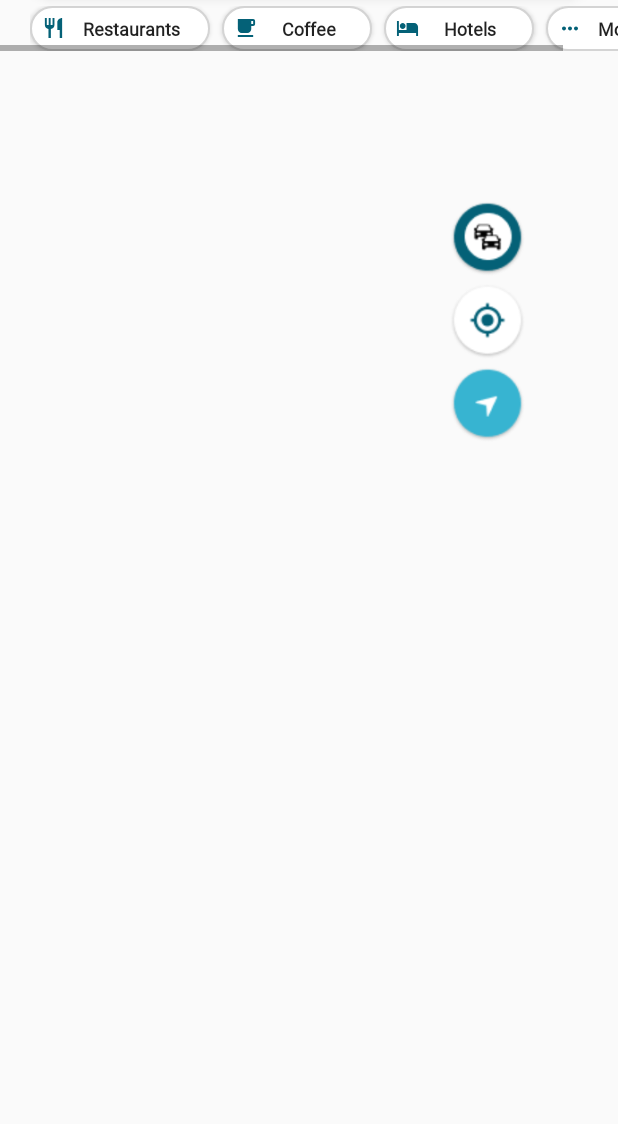
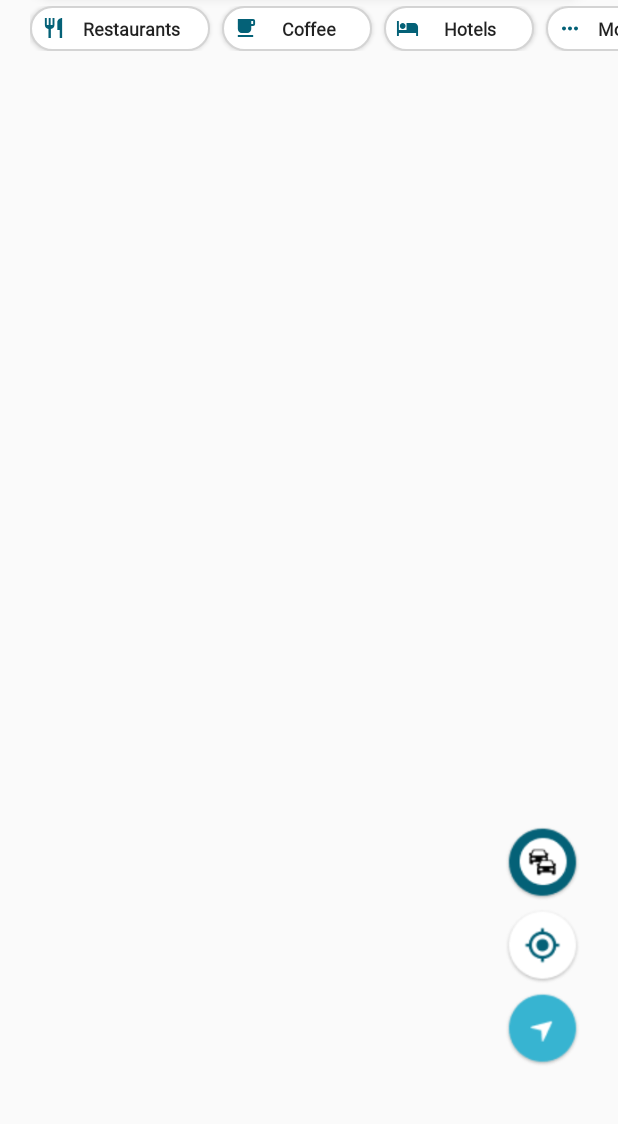
Before and after one commit to lykienminh/Mobile-VirtualDrivingAssistant, an Android app: the MapActivity screen opened directly, with no data from a screen before it, on a phone screen of 412 x 824 dp, the part 99-1223 px from its top. Run offline under Robolectric (Android 15) with nearby library versions, the phone set to English and light mode, and no system bars; our stand-ins replace RxJava; libraries missing offline, so code that uses them is left out: com.karumi.dexter; 1 statement that could not run was skipped.

Commit message:
update some ui

```diff
--- a/app/src/main/java/com/drivingassistant/ui/activities/MapActivity.java
+++ b/app/src/main/java/com/drivingassistant/ui/activities/MapActivity.java
@@ -1,9 +1,12 @@
 package com.drivingassistant.ui.activities;
 
 import android.Manifest;
+import android.app.Activity;
 import android.app.PendingIntent;
 import android.content.Intent;
+import android.content.SharedPreferences;
 import android.content.pm.PackageManager;
+import android.content.res.Configuration;
 import android.location.Address;
 import android.location.Geocoder;
 import android.location.Location;
@@ -74,6 +77,7 @@ import java.time.format.DateTimeFormatter;
 import java.util.Arrays;
 import java.util.HashMap;
 import java.util.List;
+import java.util.Locale;
 
 import io.reactivex.android.schedulers.AndroidSchedulers;
 import io.reactivex.disposables.CompositeDisposable;
@@ -105,6 +109,7 @@ public class MapActivity extends FragmentActivity implements OnMapReadyCallback,
     private static final DateTimeFormatter dtfDateTime = DateTimeFormatter.ofPattern("MM/dd/uuuu HH:mm:ss");
     @Override
     protected void onCreate(Bundle savedInstanceState) {
+        loadLocale();
         super.onCreate(savedInstanceState);
         setContentView(R.layout.activity_map);
         instance = this;
@@ -345,7 +350,7 @@ public class MapActivity extends FragmentActivity implements OnMapReadyCallback,
 
                             // Add marker on map
                             map.addMarker(options);
-                            map.getUiSettings().setZoomControlsEnabled(true);
+                            map.getUiSettings().setZoomControlsEnabled(false);
                             map.getUiSettings().setMyLocationButtonEnabled(true);
                         }
                     });
@@ -531,4 +536,21 @@ public class MapActivity extends FragmentActivity implements OnMapReadyCallback,
             }
         }
     }
+    private void setLocale(String lang) {
+        Locale locale = new Locale(lang);
+        Locale.setDefault(locale);
+        Configuration config = new Configuration();
+        config.locale = locale;
+        getBaseContext().getResources().updateConfiguration(config, getBaseContext().getResources().getDisplayMetrics());
+
+        SharedPreferences.Editor editor = getSharedPreferences("Settings", MODE_PRIVATE).edit();
+        editor.putString("MyLang", lang);
+        editor.apply();
+    }
+
+    public void loadLocale(){
+        SharedPreferences prefs = getSharedPreferences("Settings", Activity.MODE_PRIVATE);
+        String lang = prefs.getString("MyLang", "");
+        setLocale(lang);
+    }
 }
--- a/app/src/main/res/layout/activity_map.xml
+++ b/app/src/main/res/layout/activity_map.xml
@@ -19,22 +19,23 @@
             android:layout_height="match_parent" />
 
         <SearchView
+            android:id="@+id/sv_location"
             android:layout_width="match_parent"
             android:layout_height="wrap_content"
-            android:id="@+id/sv_location"
+            android:layout_margin="15dp"
+            android:background="@drawable/background_search_bar"
             android:elevation="5dp"
             android:fontFamily="@font/roboto"
+            android:iconifiedByDefault="false"
             android:queryHint="@string/search_view"
-            android:iconifiedByDefault="false"
-            android:textSize="15sp"
-            android:layout_margin="15dp"
-            android:background="@drawable/background_search_bar">
+            android:textSize="15sp">
         </SearchView>
 
         <HorizontalScrollView
             android:layout_width="wrap_content"
             android:layout_height="wrap_content"
-            android:fillViewport="true" >
+            android:fillViewport="true"
+            android:scrollbars="none">
 
             <LinearLayout
                 android:layout_width="wrap_content"
@@ -115,26 +116,34 @@
             </LinearLayout>
         </HorizontalScrollView>
 
+        <androidx.constraintlayout.widget.ConstraintLayout
+            android:layout_width="match_parent"
+            android:layout_height="match_parent">
+
             <LinearLayout
-            android:layout_width="match_parent"
+                android:layout_width="wrap_content"
                 android:layout_height="wrap_content"
-            android:layout_marginStart="300dp"
-            android:layout_marginTop="200dp"
-            android:orientation="vertical">
+                android:orientation="vertical"
+                app:layout_constraintBottom_toBottomOf="parent"
+                app:layout_constraintEnd_toEndOf="parent"
+                app:layout_constraintHorizontal_bias="0.93"
+                app:layout_constraintStart_toStartOf="parent"
+                app:layout_constraintTop_toTopOf="parent"
+                app:layout_constraintVertical_bias="0.93">
 
                 <ImageButton
                     android:id="@+id/btn_traffic_mode"
                     android:layout_width="50dp"
                     android:layout_height="50dp"
                     android:layout_marginBottom="5dp"
-                android:background="@drawable/btn_traffic_mode"/>
+                    android:background="@drawable/btn_traffic_mode" />
 
                 <ImageButton
                     android:id="@+id/btn_gps"
                     android:layout_width="50dp"
                     android:layout_height="50dp"
                     android:layout_marginBottom="5dp"
-                android:background="@drawable/btn_gps"/>
+                    android:background="@drawable/btn_gps" />
 
                 <ImageButton
                     android:id="@+id/btn_direction"
@@ -143,5 +152,8 @@
                     android:background="@drawable/btn_go" />
 
             </LinearLayout>
+
+        </androidx.constraintlayout.widget.ConstraintLayout>
+
     </FrameLayout>
 </androidx.constraintlayout.widget.ConstraintLayout>
```
Also changed, not shown: app/src/main/res/drawable/settings_background_rectangle_gradient.xml (added, +13 -0 lines), app/src/main/res/drawable/settings_bgd_circle_1.xml (added, +9 -0 lines), app/src/main/res/drawable/settings_bgd_circle_2.xml (added, +12 -0 lines), app/src/main/res/drawable/settings_bgd_rectangle.xml (added, +65 -0 lines), app/src/main/res/drawable/settings_info_bgd_obj.xml (added, +12 -0 lines), app/src/main/res/layout/activity_settings.xml (+41 -20 lines), app/src/main/res/layout/activity_settings_info.xml (+15 -3 lines), app/src/main/res/drawable/map_icon_hotel.xml (line endings or trailing spaces), app/src/main/res/drawable/settings_info_bgd_obj.png (deleted), 10 other files. Lines whose indentation alone changed are shown as unchanged.
